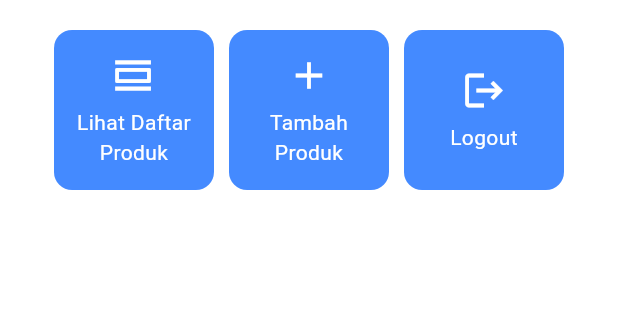
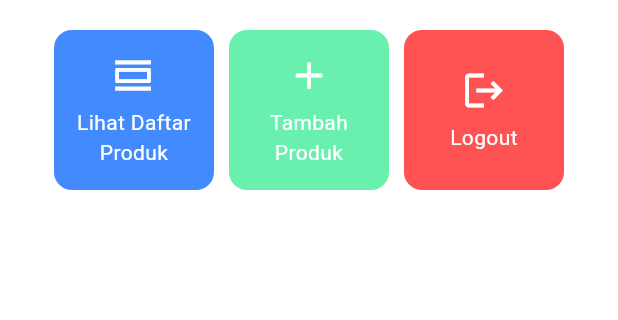
Before and after one commit to MHibriziF/easyshop-mobile, a Flutter app: the screen it shows after launch, on a phone screen of 412 x 824 dp, the part 387-707 px from its top. Run offline on Flutter 3.47's test engine with Material 3 defaults, Android fonts, the phone set to English and light mode, and no system bars.

Commit message:
custom color for buttons

```diff
--- a/lib/menu.dart
+++ b/lib/menu.dart
@@ -5,9 +5,9 @@ class MyHomePage extends StatelessWidget {
   final String name = 'Muhammad Hibrizi Farghana'; // Nama
   final String className = 'PBP A'; // Kelas
   final List<ItemHomepage> items = [
-    ItemHomepage("Lihat Daftar Produk", Icons.view_day_outlined),
-    ItemHomepage("Tambah Produk", Icons.add),
-    ItemHomepage("Logout", Icons.logout),
+    ItemHomepage("Lihat Daftar Produk", Icons.view_day_outlined, Colors.blueAccent),
+    ItemHomepage("Tambah Produk", Icons.add, Colors.greenAccent),
+    ItemHomepage("Logout", Icons.logout, Colors.redAccent),
   ];
 
   MyHomePage({super.key});
@@ -130,8 +130,9 @@ class InfoCard extends StatelessWidget {
 class ItemHomepage {
   final String name;
   final IconData icon;
+  final Color color;
 
-  ItemHomepage(this.name, this.icon);
+  ItemHomepage(this.name, this.icon, this.color);
 }
 
 class ItemCard extends StatelessWidget {
@@ -145,7 +146,7 @@ class ItemCard extends StatelessWidget {
   Widget build(BuildContext context) {
     return Material(
       // Menentukan warna latar belakang dari tema aplikasi.
-      color: Colors.blueAccent,
+      color: item.color,
       // Membuat sudut kartu melengkung.
       borderRadius: BorderRadius.circular(12),
 
```
